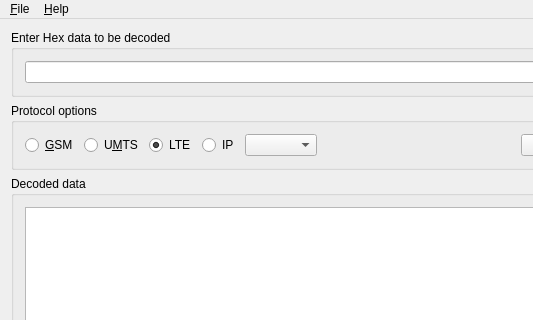
Above: mainwindow.ui from peremen/3GPPDecoder before the change; both pictures show x 0 to 533 and y 0 to 320 of the 712 by 726 pixel window. Below: the same form after it.
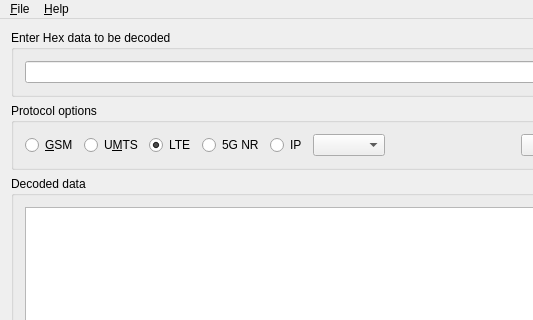
That is the form after the change. Icons and pictures are not drawn.

```diff
--- a/mainwindow.ui
+++ b/mainwindow.ui
@@ -83,6 +83,13 @@
            </property>
           </widget>
          </item>
+         <item>
+          <widget class="QRadioButton" name="radioButton5GNr">
+           <property name="text">
+            <string>5G NR</string>
+           </property>
+          </widget>
+         </item>
          <item>
           <widget class="QRadioButton" name="radioButtonIP">
            <property name="text">
```
Left out of the diff: 2 changed lines with no effect on the pictures.
